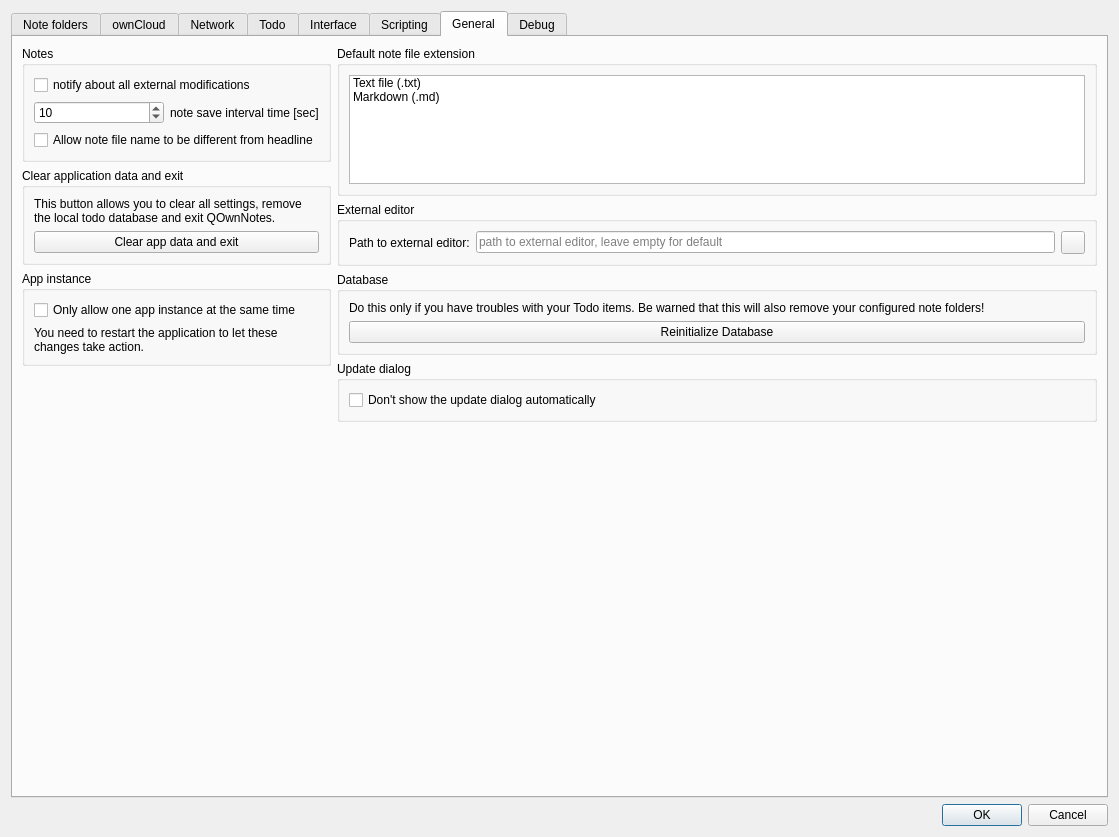
Above: src/dialogs/settingsdialog.ui from pbek/QOwnNotes before the change. Below: the same form after it.
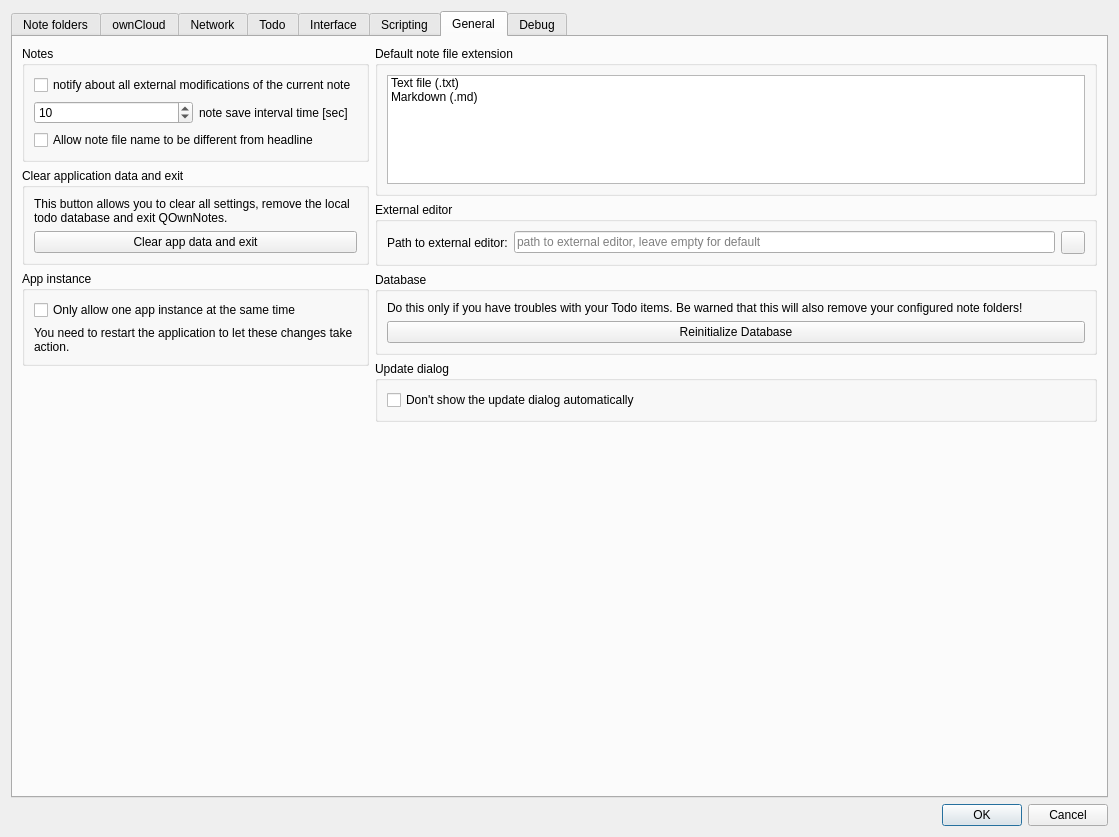
That is the form after the change. The open tabs and pages were chosen to show the change. Icons and pictures are not drawn. Custom widgets are drawn as their Qt base class.

Commit message: clarified the the meaning of the setting `notify about all external modifications` and generally increased the time a status message is visible for messages that were viewed too short

Diff of the .ui file:
```diff
--- a/src/dialogs/settingsdialog.ui
+++ b/src/dialogs/settingsdialog.ui
@@ -2071,7 +2071,7 @@
                  <enum>Qt::LeftToRight</enum>
                 </property>
                 <property name="text">
-                 <string>notify about all external modifications</string>
+                 <string>notify about all external modifications of the current note</string>
                 </property>
                </widget>
               </item>
```
The commit also changes 2 other files.
